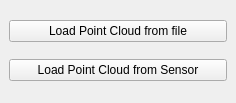
Qt form laser_scan/ui/laser_scan_plugin.ui (golems/grip2_plugin) before a commit.
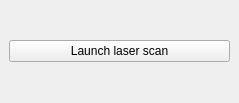
The same form after that commit.

What changed in the file:
```diff
--- a/laser_scan/ui/laser_scan_plugin.ui
+++ b/laser_scan/ui/laser_scan_plugin.ui
@@ -6,7 +6,7 @@
    <rect>
     <x>0</x>
     <y>0</y>
-    <width>236</width>
+    <width>239</width>
     <height>103</height>
    </rect>
   </property>
@@ -18,14 +18,7 @@
     <item>
      <widget class="QPushButton" name="PCDFile">
       <property name="text">
-       <string>Load Point Cloud from file</string>
-      </property>
-     </widget>
-    </item>
-    <item>
-     <widget class="QPushButton" name="PCDSensor">
-      <property name="text">
-       <string>Load Point Cloud from Sensor</string>
+       <string>Launch laser scan</string>
       </property>
      </widget>
     </item>
```
Left out of the diff: 24 changed lines with no effect on the pictures.
